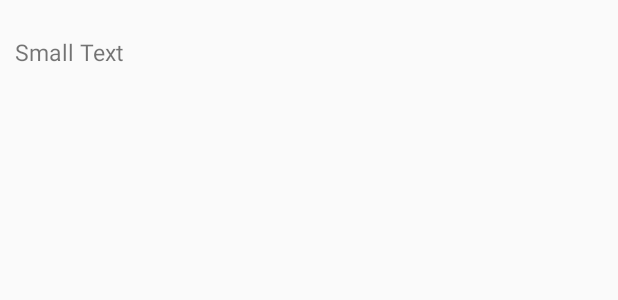
After one commit to aswanthabam/RoboCar, an Android app: the layout device_item_view.xml on its own in the app's theme, with its tools: preview values and no code run, on a phone screen of 412 x 824 dp. The commit adds this screen. Shown: the top 300 px of the screen. Run offline under Robolectric (Android 15) with nearby library versions, the phone set to English and light mode, and no system bars.

Commit message:
ino code new

```diff
--- /dev/null
+++ b/ROBOCAR_APP/app/src/main/res/layout/device_item_view.xml
@@ -0,0 +1,19 @@
+<?xml version="1.0" encoding="utf-8"?>
+<LinearLayout
+	xmlns:android="http://schemas.android.com/apk/res/android"
+	android:layout_width="fill_parent"
+	android:layout_height="70dp"
+	android:orientation="horizontal"
+	android:gravity="center_vertical"
+	android:layout_marginLeft="10dp"
+	android:layout_marginRight="10dp">
+
+	<TextView
+		android:id="@+id/device_item_viewTextView"
+		android:layout_width="wrap_content"
+		android:layout_height="wrap_content"
+		android:text="Small Text"
+		android:textAppearance="?android:attr/textAppearanceSmall"
+		android:textSize="15sp"/>
+
+</LinearLayout>
```
Also changed, not shown: ROBOCAR_APP/app/src/main/java/com/gct/deptofcs/robocar/Bluetooth.java (+31 -0 lines), ROBOCAR_APP/app/src/main/java/com/gct/deptofcs/robocar/DeviceAdapter.java (added, +61 -0 lines), ROBOCAR_APP/app/src/main/java/com/gct/deptofcs/robocar/DeviceDialog.java (+14 -7 lines), ROBOCAR_APP/app/src/main/res/layout/device_selector.xml (+5 -3 lines), 733 other files.
